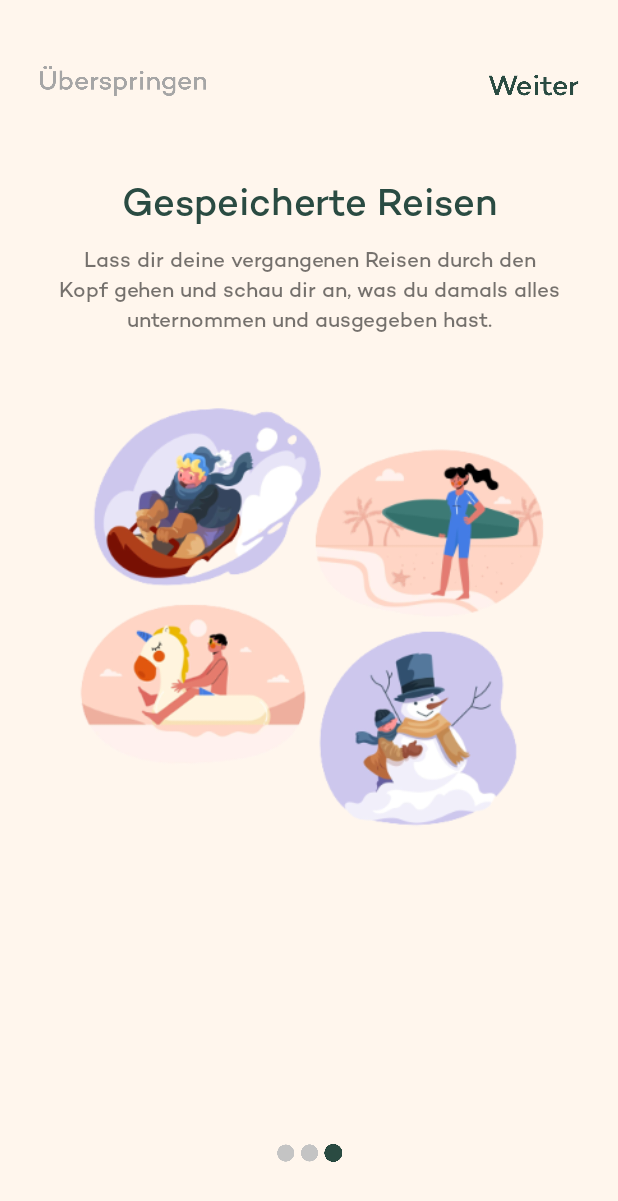
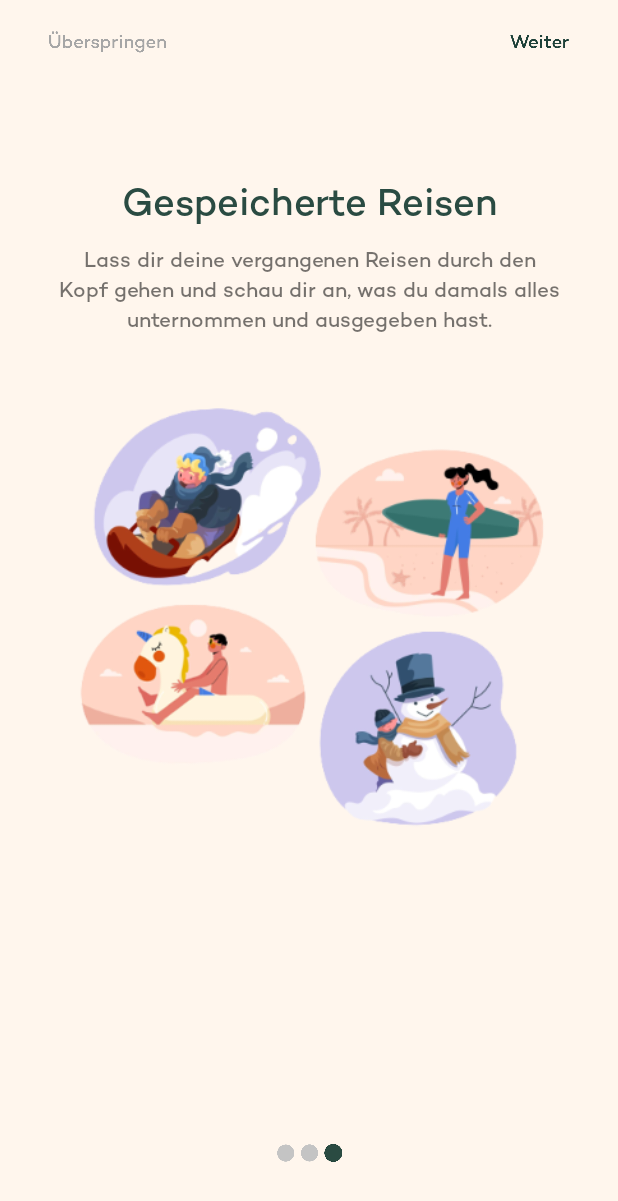
Before and after one commit to Plytek/roadsplit, an Android app: the TutActivityThree screen opened directly, with no data from a screen before it, on a phone screen of 412 x 824 dp. Shown: the top 1201 px of the screen. Run offline under Robolectric (Android 15) with nearby library versions, the phone set to English and light mode, and no system bars.

```diff
--- a/app/src/main/res/layout/activity_tut_three.xml
+++ b/app/src/main/res/layout/activity_tut_three.xml
@@ -10,31 +10,17 @@
 
     <ImageView
         android:id="@+id/imageView6"
-        android:layout_width="114dp"
-        android:layout_height="48dp"
+        android:layout_width="112dp"
+        android:layout_height="20dp"
+        android:layout_marginStart="8dp"
         android:onClick="back"
         app:layout_constraintBottom_toBottomOf="parent"
         app:layout_constraintEnd_toEndOf="parent"
-        app:layout_constraintHorizontal_bias="0.084"
+        app:layout_constraintHorizontal_bias="0.027"
         app:layout_constraintStart_toStartOf="parent"
         app:layout_constraintTop_toTopOf="parent"
-        app:layout_constraintVertical_bias="0.039"
+        app:layout_constraintVertical_bias="0.022"
         app:srcCompat="@drawable/ueberone" />
-
-    <ImageView
-        android:id="@+id/imageView7"
-        android:layout_width="62dp"
-        android:layout_height="21dp"
-        android:layout_marginStart="8dp"
-        android:layout_marginEnd="8dp"
-        android:onClick="next"
-        app:layout_constraintBottom_toBottomOf="parent"
-        app:layout_constraintEnd_toEndOf="parent"
-        app:layout_constraintHorizontal_bias="0.912"
-        app:layout_constraintStart_toEndOf="@+id/imageView6"
-        app:layout_constraintTop_toTopOf="parent"
-        app:layout_constraintVertical_bias="0.057"
-        app:srcCompat="@drawable/weiterone" />
 
     <TextView
         android:id="@+id/textView6"
@@ -56,6 +42,8 @@
         android:id="@+id/textView7"
         android:layout_width="378dp"
         android:layout_height="60dp"
+        android:layout_marginStart="16dp"
+        android:layout_marginEnd="16dp"
         android:gravity="center"
         android:lineSpacingExtra="5sp"
         android:text="Lass dir deine vergangenen Reisen durch den Kopf gehen und schau dir an, was du damals alles unternommen und ausgegeben hast."
@@ -88,4 +76,18 @@
         app:layout_constraintVertical_bias="0.94"
         app:srcCompat="@drawable/dotsthree" />
 
+    <ImageView
+        android:id="@+id/imageView13"
+        android:layout_width="112dp"
+        android:layout_height="20dp"
+        android:layout_marginEnd="8dp"
+        android:onClick="next"
+        app:layout_constraintBottom_toBottomOf="parent"
+        app:layout_constraintEnd_toEndOf="parent"
+        app:layout_constraintHorizontal_bias="0.95"
+        app:layout_constraintStart_toEndOf="@+id/imageView6"
+        app:layout_constraintTop_toTopOf="parent"
+        app:layout_constraintVertical_bias="0.022"
+        app:srcCompat="@drawable/weitertest" />
+
 </androidx.constraintlayout.widget.ConstraintLayout>
```
Also changed, not shown: app/src/main/res/layout/activity_tut_one.xml (+12 -10 lines), app/src/main/res/layout/activity_tut_two.xml (+12 -10 lines), app/src/main/res/drawable-v24/weitertest.png (added).
